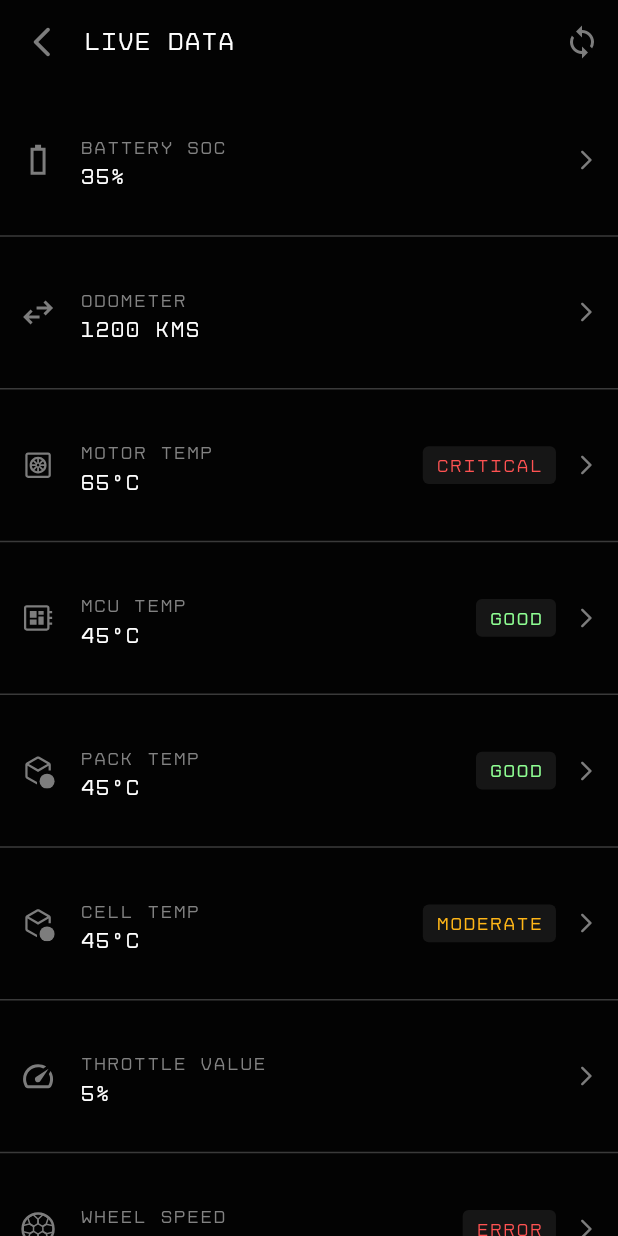
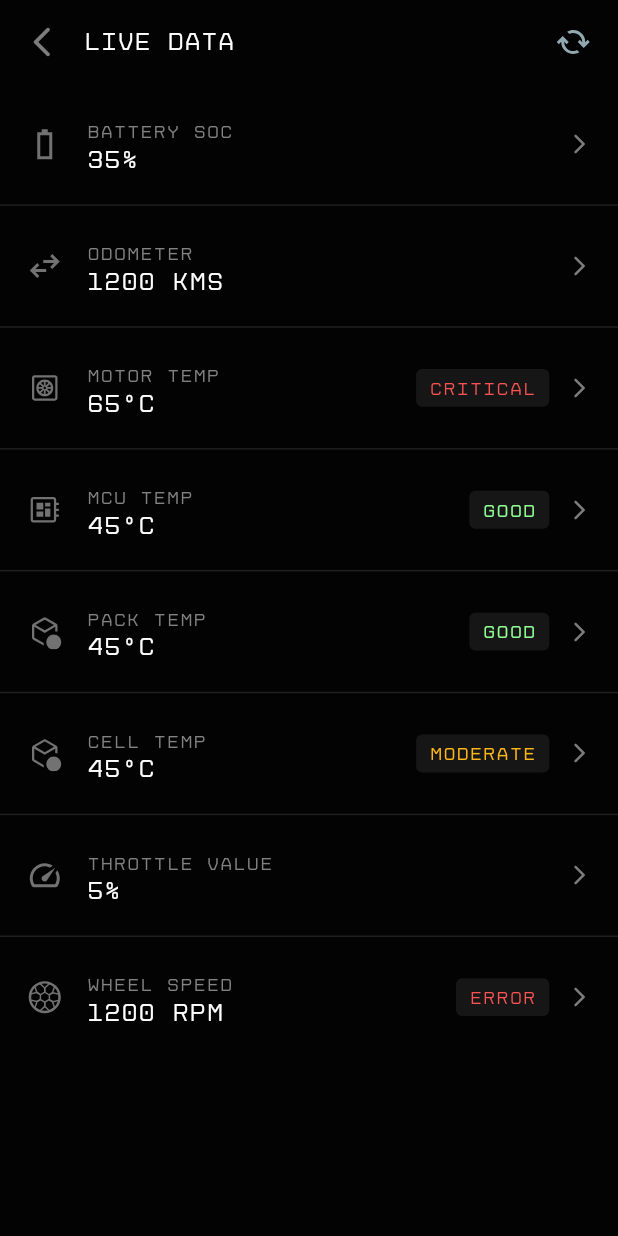
Before and after one commit to NidhinLalFoxena/poc-diagnostics, a Flutter app: the LiveDataScreen screen opened directly, on a phone screen of 412 x 824 dp. Run offline on Flutter 3.47's test engine with Material 3 defaults, Android fonts, the light colour scheme and no system bars; our stand-ins replace flutter_screenutil, flutter_svg, lottie, modal_bottom_sheet; missing offline and left inert: bluetooth_classic.

Commit message:
ui review completed

```diff
--- a/lib/firmware.dart
+++ b/lib/firmware.dart
@@ -48,7 +48,7 @@ class FirmwareConstants {
   static const buttonTextStyle = TextStyle(
     color: buttonTextColor,
     fontFamily: 'Brutal_Type',
-    fontSize: 14,
+    fontSize: 16,
     fontWeight: FontWeight.w500,
     height: 18 / 14,
     letterSpacing: 0.07,
@@ -123,7 +123,7 @@ PreferredSizeWidget _buildAppBar(BuildContext context) {
         icon: SvgPicture.asset(
           'assets/overview.svg',
           colorFilter: ColorFilter.mode(
-            FirmwareConstants.iconColor,
+            Color(0xFF92A8B0),
             BlendMode.srcIn,
           ),
         ),
--- a/lib/livedata.dart
+++ b/lib/livedata.dart
@@ -36,7 +36,7 @@ class LiveDataConstants {
   static const subtitleTextStyle = TextStyle(
     color: subtitleColor,
     fontFamily: 'Disket_Mono',
-    fontSize: 14,
+    fontSize: 16,
     fontWeight: FontWeight.w500,
     height: 1.0,
   );
@@ -158,10 +158,9 @@ class LiveDataScreen extends StatelessWidget {
         style: LiveDataConstants.appBarTextStyle,
       ),
       actions: [
-        IconButton(
-          icon: const Icon(Icons.loop),
-          color: LiveDataConstants.iconColor,
-          onPressed: _refreshData,
+        Padding(
+          padding: CommonPaddingWrapper.getPadding(right: TSizes.md),
+          child: SvgPicture.asset('assets/autorenew.svg'),
         ),
       ],
     );
@@ -176,7 +175,7 @@ class LiveDataScreen extends StatelessWidget {
       separatorBuilder: (context, index) => const Divider(
         height: 1,
         thickness: 1,
-        color: LiveDataConstants.borderColor,
+        color: Color(0xFF1F1F1F),
       ),
     );
   }
@@ -201,10 +200,10 @@ class LiveDataTile extends StatelessWidget {
       subtitle: _buildSubtitle(),
       trailing: _buildTrailing(),
       contentPadding: CommonPaddingWrapper.getPadding(
-        left: TSizes.m,
-        right: TSizes.m,
-        top: TSizes.m1,
-        bottom: TSizes.m1,
+        left: TSizes.md,
+        right: TSizes.md,
+        top: TSizes.xs,
+        bottom: TSizes.xs,
       ),
     );
   }
@@ -215,7 +214,7 @@ class LiveDataTile extends StatelessWidget {
       width: 24,
       height: 24,
       colorFilter: const ColorFilter.mode(
-        LiveDataConstants.iconColor,
+        Color(0xFF727272),
         BlendMode.srcIn,
       ),
     );
```
Also changed, not shown: lib/connectscreen.dart.dart (+26 -18 lines), lib/profile.dart (+7 -7 lines), lib/update.dart (+7 -7 lines), assets/autorenew.svg, assets/toys_fan.svg.
